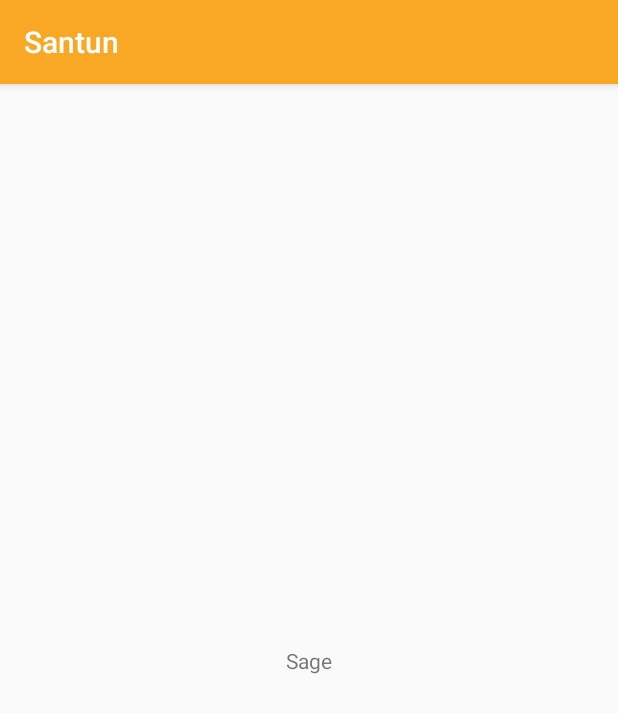
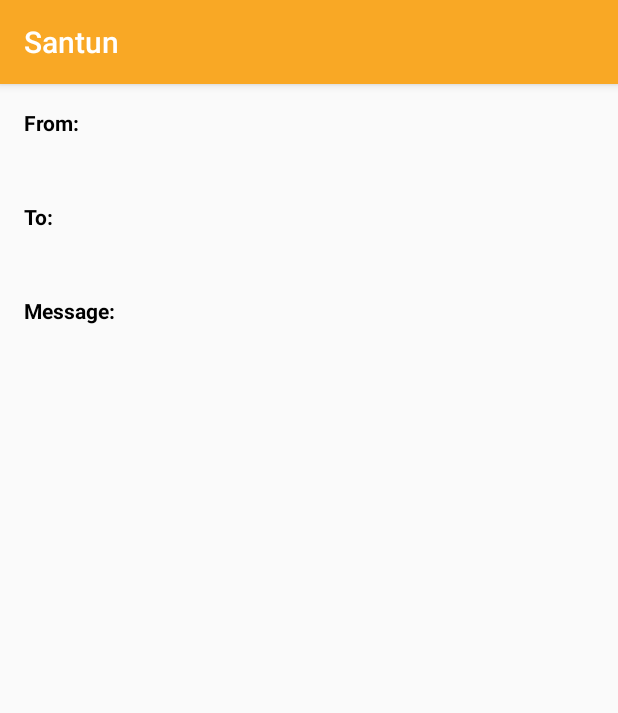
Before and after one commit to laymonage/santun, an Android app: the fragment DetailFragment shown on its own in the app's theme, on a phone screen of 412 x 824 dp. Shown: the top 713 px of the screen. Run offline under Robolectric (Android 15) with nearby library versions, the phone set to English and light mode, and no system bars; our stand-ins replace data binding.

Commit message:
Implement DetailFragment with message contents

```diff
--- a/app/src/main/java/id/ac/ui/cs/mobileprogramming/sage/santun/ui/main/DetailFragment.kt
+++ b/app/src/main/java/id/ac/ui/cs/mobileprogramming/sage/santun/ui/main/DetailFragment.kt
@@ -27,7 +27,7 @@ class DetailFragment : Fragment() {
         val binding: DetailFragmentBinding = DataBindingUtil.inflate(
             inflater, R.layout.detail_fragment, container, false
         )
-        viewModel = ViewModelProvider(this).get(MainViewModel::class.java)
+        viewModel = ViewModelProvider(activity!!).get(MainViewModel::class.java)
         binding.viewModel = viewModel
         return binding.root
     }
--- a/app/src/main/java/id/ac/ui/cs/mobileprogramming/sage/santun/ui/main/MainViewModel.kt
+++ b/app/src/main/java/id/ac/ui/cs/mobileprogramming/sage/santun/ui/main/MainViewModel.kt
@@ -1,8 +1,9 @@
 package id.ac.ui.cs.mobileprogramming.sage.santun.ui.main
 
+import androidx.lifecycle.MutableLiveData
 import androidx.lifecycle.ViewModel
+import id.ac.ui.cs.mobileprogramming.sage.santun.model.Message
 
 class MainViewModel : ViewModel() {
-    val name = "Sage"
-    val lastName = "Muhammad Abdullah"
+    val message = MutableLiveData<Message>()
 }
--- a/app/src/main/res/layout/detail_fragment.xml
+++ b/app/src/main/res/layout/detail_fragment.xml
@@ -15,13 +15,89 @@
         tools:context=".ui.main.DetailFragment">
 
         <TextView
+            android:id="@+id/senderLabelDetail"
+            style="@style/card_label"
             android:layout_width="wrap_content"
             android:layout_height="wrap_content"
-            android:text="@{viewModel.name}"
+            android:layout_marginStart="16dp"
+            android:layout_marginLeft="16dp"
+            android:layout_marginTop="16dp"
+            android:text="@string/sender_label_card"
+            app:layout_constraintStart_toStartOf="parent"
+            app:layout_constraintTop_toTopOf="parent" />
+
+        <TextView
+            android:id="@+id/senderText"
+            style="@style/card_content"
+            android:layout_width="match_parent"
+            android:layout_height="wrap_content"
+            android:layout_marginStart="16dp"
+            android:layout_marginLeft="16dp"
+            android:layout_marginTop="8dp"
+            android:layout_marginEnd="16dp"
+            android:layout_marginRight="16dp"
+            android:text="@{viewModel.message.sender}"
+            app:layout_constraintEnd_toEndOf="parent"
+            app:layout_constraintHorizontal_bias="0"
+            app:layout_constraintStart_toStartOf="parent"
+            app:layout_constraintTop_toBottomOf="@+id/senderLabelDetail" />
+
+        <TextView
+            android:id="@+id/receiverLabelDetail"
+            style="@style/card_label"
+            android:layout_width="wrap_content"
+            android:layout_height="wrap_content"
+            android:layout_marginStart="16dp"
+            android:layout_marginLeft="16dp"
+            android:layout_marginTop="16dp"
+            android:text="@string/receiver_label_card"
+            app:layout_constraintStart_toStartOf="parent"
+            app:layout_constraintTop_toBottomOf="@+id/senderText" />
+
+        <TextView
+            android:id="@+id/receiverText"
+            style="@style/card_content"
+            android:layout_width="match_parent"
+            android:layout_height="wrap_content"
+            android:layout_marginStart="16dp"
+            android:layout_marginLeft="16dp"
+            android:layout_marginTop="8dp"
+            android:layout_marginEnd="16dp"
+            android:layout_marginRight="16dp"
+            android:text="@{viewModel.message.receiver}"
+            app:layout_constraintEnd_toEndOf="parent"
+            app:layout_constraintStart_toStartOf="parent"
+            app:layout_constraintTop_toBottomOf="@+id/receiverLabelDetail" />
+
+        <TextView
+            android:id="@+id/messageLabelDetail"
+            style="@style/card_label"
+            android:layout_width="wrap_content"
+            android:layout_height="wrap_content"
+            android:layout_marginStart="16dp"
+            android:layout_marginLeft="16dp"
+            android:layout_marginTop="16dp"
+            android:text="@string/message_label_card"
+            app:layout_constraintStart_toStartOf="parent"
+            app:layout_constraintTop_toBottomOf="@+id/receiverText" />
+
+        <TextView
+            android:id="@+id/messageText"
+            android:layout_width="match_parent"
+            android:layout_height="wrap_content"
+            android:layout_marginStart="16dp"
+            android:layout_marginLeft="16dp"
+            android:layout_marginTop="8dp"
+            android:layout_marginEnd="16dp"
+            android:layout_marginRight="16dp"
+            android:layout_marginBottom="16dp"
+            android:text="@{viewModel.message.message}"
+            android:textColor="@android:color/black"
             app:layout_constraintBottom_toBottomOf="parent"
             app:layout_constraintEnd_toEndOf="parent"
             app:layout_constraintStart_toStartOf="parent"
-            app:layout_constraintTop_toTopOf="parent" />
+            app:layout_constraintTop_toBottomOf="@+id/messageLabelDetail"
+            app:layout_constraintVertical_bias="0" />
 
     </androidx.constraintlayout.widget.ConstraintLayout>
 </layout>
```
Also changed, not shown: app/src/main/java/id/ac/ui/cs/mobileprogramming/sage/santun/ui/main/MainFragment.kt (+13 -5 lines), app/src/main/java/id/ac/ui/cs/mobileprogramming/sage/santun/ui/main/MessageListAdapter.kt (+19 -9 lines), app/src/main/res/layout/recyclerview_item.xml (+26 -9 lines), app/src/main/res/values/styles.xml (+0 -9 lines).
